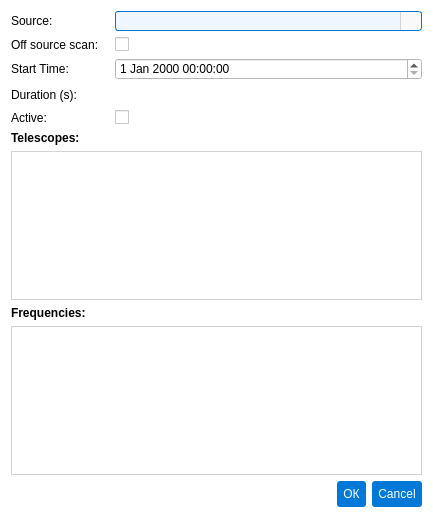
Before: the Qt Designer form pastrocore/gui_pyside/dialog_editor_scan.ui in Torward1024/pAstroCORE, drawn with Qt 5.
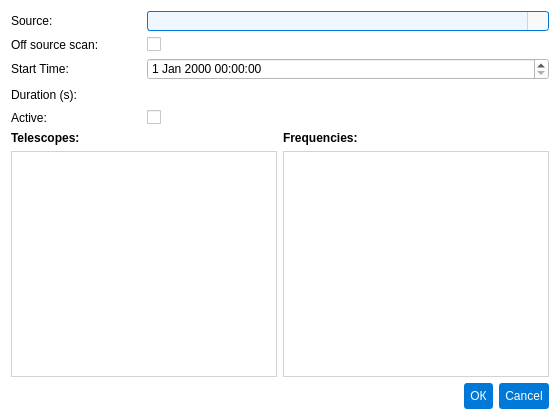
After: the same form once the commit is applied. Icons and pictures are not drawn.

```diff
--- a/pastrocore/gui_pyside/dialog_editor_scan.ui
+++ b/pastrocore/gui_pyside/dialog_editor_scan.ui
@@ -2,14 +2,35 @@
 <ui version="4.0">
  <class>ScanEditorDialog</class>
  <widget class="QDialog" name="ScanEditorDialog">
+  <property name="windowModality">
+   <enum>Qt::WindowModality::ApplicationModal</enum>
+  </property>
   <property name="geometry">
    <rect>
     <x>0</x>
     <y>0</y>
-    <width>433</width>
-    <height>518</height>
+    <width>560</width>
+    <height>420</height>
    </rect>
   </property>
+  <property name="sizePolicy">
+   <sizepolicy hsizetype="Fixed" vsizetype="Fixed">
+    <horstretch>0</horstretch>
+    <verstretch>0</verstretch>
+   </sizepolicy>
+  </property>
+  <property name="minimumSize">
+   <size>
+    <width>560</width>
+    <height>420</height>
+   </size>
+  </property>
+  <property name="maximumSize">
+   <size>
+    <width>560</width>
+    <height>420</height>
+   </size>
+  </property>
   <property name="windowTitle">
    <string>Edit Scan</string>
   </property>
@@ -20,6 +41,13 @@
    <bool>true</bool>
   </property>
   <layout class="QGridLayout" name="gridLayout">
+   <item row="7" column="1">
+    <widget class="QCheckBox" name="chk_active">
+     <property name="text">
+      <string/>
+     </property>
+    </widget>
+   </item>
    <item row="1" column="0">
     <widget class="QLabel" name="labelSource">
      <property name="text">
@@ -27,13 +55,6 @@
      </property>
     </widget>
    </item>
-   <item row="6" column="0">
-    <widget class="QLabel" name="labelDuration">
-     <property name="text">
-      <string>Duration (s):</string>
-     </property>
-    </widget>
-   </item>
    <item row="7" column="0">
     <widget class="QLabel" name="lbl_active">
      <property name="text">
@@ -41,10 +62,17 @@
      </property>
     </widget>
    </item>
-   <item row="7" column="1">
-    <widget class="QCheckBox" name="chk_active">
+   <item row="6" column="0">
+    <widget class="QLabel" name="labelDuration">
      <property name="text">
-      <string/>
+      <string>Duration (s):</string>
+     </property>
+    </widget>
+   </item>
+   <item row="2" column="0">
+    <widget class="QLabel" name="lbl_offsource">
+     <property name="text">
+      <string>Off source scan:</string>
      </property>
     </widget>
    </item>
@@ -141,6 +169,34 @@
      </property>
     </widget>
    </item>
+   <item row="6" column="1" colspan="3">
+    <widget class="QLineEdit" name="durationEdit">
+     <property name="styleSheet">
+      <string notr="true">QLineEdit {
+    font-family: Arial;
+    font-size: 9pt;
+    color: #333333;
+    padding: 1px;
+    border-radius: 3px;
+}
+QLineEdit[readOnly=&quot;true&quot;] {
+    border: 1px solid #d3d3d3;
+    background-color: #f9f9f9;
+}
+QLineEdit[readOnly=&quot;false&quot;] {
+    border: 1px solid #0078d7;
+    background-color: #f0f6ff;
+}
+QLineEdit[readOnly=&quot;false&quot;]:hover {
+    border: 1px solid #1a8cff;
+}
+QLineEdit[readOnly=&quot;false&quot;]:focus {
+    border: 1px solid #005bb5;
+    background-color: #ffffff;
+}</string>
+     </property>
+    </widget>
+   </item>
    <item row="1" column="1" colspan="3">
     <widget class="QComboBox" name="sourceCombo">
      <property name="styleSheet">
@@ -226,108 +282,6 @@
      </property>
     </widget>
    </item>
-   <item row="12" column="0" colspan="4">
-    <widget class="QTableView" name="tab_telescopes">
-     <property name="styleSheet">
-      <string notr="true">/* QTableView and QHeaderView styles for pAstroCORE */
-
-/* Table View */
-QTableView, QTableWidget {
-    background-color: #ffffff;
-    gridline-color: #d3d3d3;
-    color: #333333;
-    font-family: Arial, sans-serif;
-    font-size: 9pt;
-    border: 1px solid #d3d3d3; /* External border for table */
-    padding: 0; /* Ensure no default padding */
-}
-
-QTableView::item, QTableWidget::item {
-    padding: 4px; /* Consistent padding for normal state */
-}
-
-QTableView::item:selected, QTableWidget::item:selected {
-    background-color: #0078d7;
-    color: #ffffff;
-    padding: 4px; /* Consistent padding for selected state */
-}
-
-QTableView::item:hover, QTableWidget::item:hover {
-    background-color: #1a8cff;
-    color: #ffffff;
-    padding: 4px; /* Explicitly set same padding to avoid shift */
-}
-
-/* Header View */
-QHeaderView {
-    background-color: #f9f9f9;
-    border: none; /* No external border to avoid doubling with QTableView */
-    border-bottom: 1px solid #d3d3d3; /* Bottom border to separate from content */
-}
-
-QHeaderView::section {
-    background-color: #f9f9f9;
-    color: #333333;
-    border-bottom: none; /* No bottom border, handled by QHeaderView */
-    border-right: none; /* Avoid doubling with adjacent sections */
-    border-left: none; /* Clean look */
-    border-top: none; /* Clean look */
-    padding: 4px;
-    font-family: Arial, sans-serif;
-    font-size: 9pt;
-}
-
-QHeaderView::section:horizontal {
-    border-right: 1px solid #d3d3d3; /* Separator between columns */
-}
-
-QHeaderView::section:vertical {
-    border-bottom: 1px solid #d3d3d3; /* Separator between rows */
-}
-
-QHeaderView::section:hover {
-    background-color: #1a8cff;
-    color: #ffffff;
-    padding: 4px; /* Explicitly set same padding to avoid shift */
-}</string>
-     </property>
-    </widget>
-   </item>
-   <item row="6" column="1" colspan="3">
-    <widget class="QLineEdit" name="durationEdit">
-     <property name="styleSheet">
-      <string notr="true">QLineEdit {
-    font-family: Arial;
-    font-size: 9pt;
-    color: #333333;
-    padding: 1px;
-    border-radius: 3px;
-}
-QLineEdit[readOnly=&quot;true&quot;] {
-    border: 1px solid #d3d3d3;
-    background-color: #f9f9f9;
-}
-QLineEdit[readOnly=&quot;false&quot;] {
-    border: 1px solid #0078d7;
-    background-color: #f0f6ff;
-}
-QLineEdit[readOnly=&quot;false&quot;]:hover {
-    border: 1px solid #1a8cff;
-}
-QLineEdit[readOnly=&quot;false&quot;]:focus {
-    border: 1px solid #005bb5;
-    background-color: #ffffff;
-}</string>
-     </property>
-    </widget>
-   </item>
-   <item row="2" column="0">
-    <widget class="QLabel" name="lbl_offsource">
-     <property name="text">
-      <string>Off source scan:</string>
-     </property>
-    </widget>
-   </item>
    <item row="2" column="1">
     <widget class="QCheckBox" name="chk_offsource">
      <property name="text">
@@ -335,80 +289,7 @@
      </property>
     </widget>
    </item>
-   <item row="13" column="0">
-    <widget class="QLabel" name="label_2">
-     <property name="text">
-      <string>&lt;html&gt;&lt;head/&gt;&lt;body&gt;&lt;p&gt;&lt;span style=&quot; font-weight:700;&quot;&gt;Frequencies:&lt;/span&gt;&lt;/p&gt;&lt;/body&gt;&lt;/html&gt;</string>
-     </property>
-    </widget>
-   </item>
-   <item row="8" column="0">
-    <widget class="QLabel" name="label">
-     <property name="text">
-      <string>&lt;html&gt;&lt;head/&gt;&lt;body&gt;&lt;p&gt;&lt;span style=&quot; font-weight:700;&quot;&gt;Telescopes:&lt;/span&gt;&lt;/p&gt;&lt;/body&gt;&lt;/html&gt;</string>
-     </property>
-    </widget>
-   </item>
-   <item row="14" column="0" colspan="4">
-    <widget class="QTableView" name="tab_frequencies">
-     <property name="styleSheet">
-      <string notr="true">/* QTableView and QHeaderView styles for pAstroCORE */
-
-/* Table View */
-QTableView, QTableWidget {
-    background-color: #ffffff;
-    gridline-color: #d3d3d3;
-    color: #333333;
-    font-family: Arial, sans-serif;
-    font-size: 9pt;
-    border: 1px solid #d3d3d3; /* External border for table */
-}
-
-QTableView::item:selected, QTableWidget::item:selected {
-    background-color: #0078d7;
-    color: #ffffff;
-}
-
-QTableView::item:hover, QTableWidget::item:hover {
-    background-color: #1a8cff;
-    color: #ffffff;
-}
-
-/* Header View */
-QHeaderView {
-    background-color: #f9f9f9;
-    border: none; /* No external border to avoid doubling with QTableView */
-    border-bottom: 1px solid #d3d3d3; /* Bottom border to separate from content */
-}
-
-QHeaderView::section {
-    background-color: #f9f9f9;
-    color: #333333;
-    border-bottom: none; /* No bottom border, handled by QHeaderView */
-    border-right: none; /* Avoid doubling with adjacent sections */
-    border-left: none; /* Clean look */
-    border-top: none; /* Clean look */
-    padding: 4px;
-    font-family: Arial, sans-serif;
-    font-size: 9pt;
-}
-
-QHeaderView::section:horizontal {
-    border-right: 1px solid #d3d3d3; /* Separator between columns */
-}
-
-QHeaderView::section:vertical {
-    border-bottom: 1px solid #d3d3d3; /* Separator between rows */
-}
-
-QHeaderView::section:hover {
-    background-color: #1a8cff;
-    color: #ffffff;
-}</string>
-     </property>
-    </widget>
-   </item>
-   <item row="15" column="0" colspan="4">
+   <item row="17" column="0" colspan="4">
     <layout class="QHBoxLayout" name="horizontalLayout">
      <item>
       <spacer name="horizontalSpacer">
@@ -485,6 +366,150 @@
      </item>
     </layout>
    </item>
+   <item row="13" column="0" colspan="4">
+    <layout class="QGridLayout" name="gridLayout_2">
+     <item row="1" column="0">
+      <widget class="QTableView" name="tab_telescopes">
+       <property name="styleSheet">
+        <string notr="true">/* QTableView and QHeaderView styles for pAstroCORE */
+
+/* Table View */
+QTableView, QTableWidget {
+    background-color: #ffffff;
+    gridline-color: #d3d3d3;
+    color: #333333;
+    font-family: Arial, sans-serif;
+    font-size: 9pt;
+    border: 1px solid #d3d3d3; /* External border for table */
+    padding: 0; /* Ensure no default padding */
+}
+
+QTableView::item, QTableWidget::item {
+    padding: 4px; /* Consistent padding for normal state */
+}
+
+QTableView::item:selected, QTableWidget::item:selected {
+    background-color: #0078d7;
+    color: #ffffff;
+    padding: 4px; /* Consistent padding for selected state */
+}
+
+QTableView::item:hover, QTableWidget::item:hover {
+    background-color: #1a8cff;
+    color: #ffffff;
+    padding: 4px; /* Explicitly set same padding to avoid shift */
+}
+
+/* Header View */
+QHeaderView {
+    background-color: #f9f9f9;
+    border: none; /* No external border to avoid doubling with QTableView */
+    border-bottom: 1px solid #d3d3d3; /* Bottom border to separate from content */
+}
+
+QHeaderView::section {
+    background-color: #f9f9f9;
+    color: #333333;
+    border-bottom: none; /* No bottom border, handled by QHeaderView */
+    border-right: none; /* Avoid doubling with adjacent sections */
+    border-left: none; /* Clean look */
+    border-top: none; /* Clean look */
+    padding: 4px;
+    font-family: Arial, sans-serif;
+    font-size: 9pt;
+}
+
+QHeaderView::section:horizontal {
+    border-right: 1px solid #d3d3d3; /* Separator between columns */
+}
+
+QHeaderView::section:vertical {
+    border-bottom: 1px solid #d3d3d3; /* Separator between rows */
+}
+
+QHeaderView::section:hover {
+    background-color: #1a8cff;
+    color: #ffffff;
+    padding: 4px; /* Explicitly set same padding to avoid shift */
+}</string>
+       </property>
+      </widget>
+     </item>
+     <item row="0" column="0">
+      <widget class="QLabel" name="label">
+       <property name="text">
+        <string>&lt;html&gt;&lt;head/&gt;&lt;body&gt;&lt;p&gt;&lt;span style=&quot; font-weight:700;&quot;&gt;Telescopes:&lt;/span&gt;&lt;/p&gt;&lt;/body&gt;&lt;/html&gt;</string>
+       </property>
+      </widget>
+     </item>
+     <item row="1" column="1">
+      <widget class="QTableView" name="tab_frequencies">
+       <property name="styleSheet">
+        <string notr="true">/* QTableView and QHeaderView styles for pAstroCORE */
+
+/* Table View */
+QTableView, QTableWidget {
+    background-color: #ffffff;
+    gridline-color: #d3d3d3;
+    color: #333333;
+    font-family: Arial, sans-serif;
+    font-size: 9pt;
+    border: 1px solid #d3d3d3; /* External border for table */
+}
+
+QTableView::item:selected, QTableWidget::item:selected {
+    background-color: #0078d7;
+    color: #ffffff;
+}
+
+QTableView::item:hover, QTableWidget::item:hover {
+    background-color: #1a8cff;
+    color: #ffffff;
+}
+
+/* Header View */
+QHeaderView {
+    background-color: #f9f9f9;
+    border: none; /* No external border to avoid doubling with QTableView */
+    border-bottom: 1px solid #d3d3d3; /* Bottom border to separate from content */
+}
+
+QHeaderView::section {
+    background-color: #f9f9f9;
+    color: #333333;
+    border-bottom: none; /* No bottom border, handled by QHeaderView */
+    border-right: none; /* Avoid doubling with adjacent sections */
+    border-left: none; /* Clean look */
+    border-top: none; /* Clean look */
+    padding: 4px;
+    font-family: Arial, sans-serif;
+    font-size: 9pt;
+}
+
+QHeaderView::section:horizontal {
+    border-right: 1px solid #d3d3d3; /* Separator between columns */
+}
+
+QHeaderView::section:vertical {
+    border-bottom: 1px solid #d3d3d3; /* Separator between rows */
+}
+
+QHeaderView::section:hover {
+    background-color: #1a8cff;
+    color: #ffffff;
+}</string>
+       </property>
+      </widget>
+     </item>
+     <item row="0" column="1">
+      <widget class="QLabel" name="label_2">
+       <property name="text">
+        <string>&lt;html&gt;&lt;head/&gt;&lt;body&gt;&lt;p&gt;&lt;span style=&quot; font-weight:700;&quot;&gt;Frequencies:&lt;/span&gt;&lt;/p&gt;&lt;/body&gt;&lt;/html&gt;</string>
+       </property>
+      </widget>
+     </item>
+    </layout>
+   </item>
   </layout>
  </widget>
  <resources>
```
